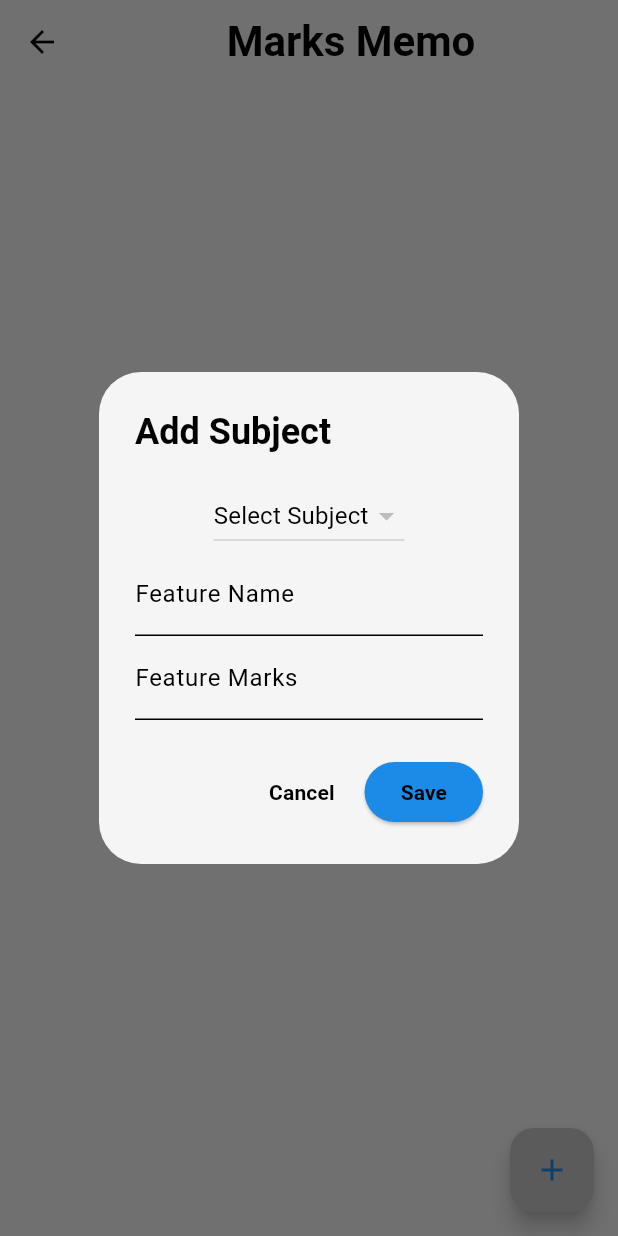
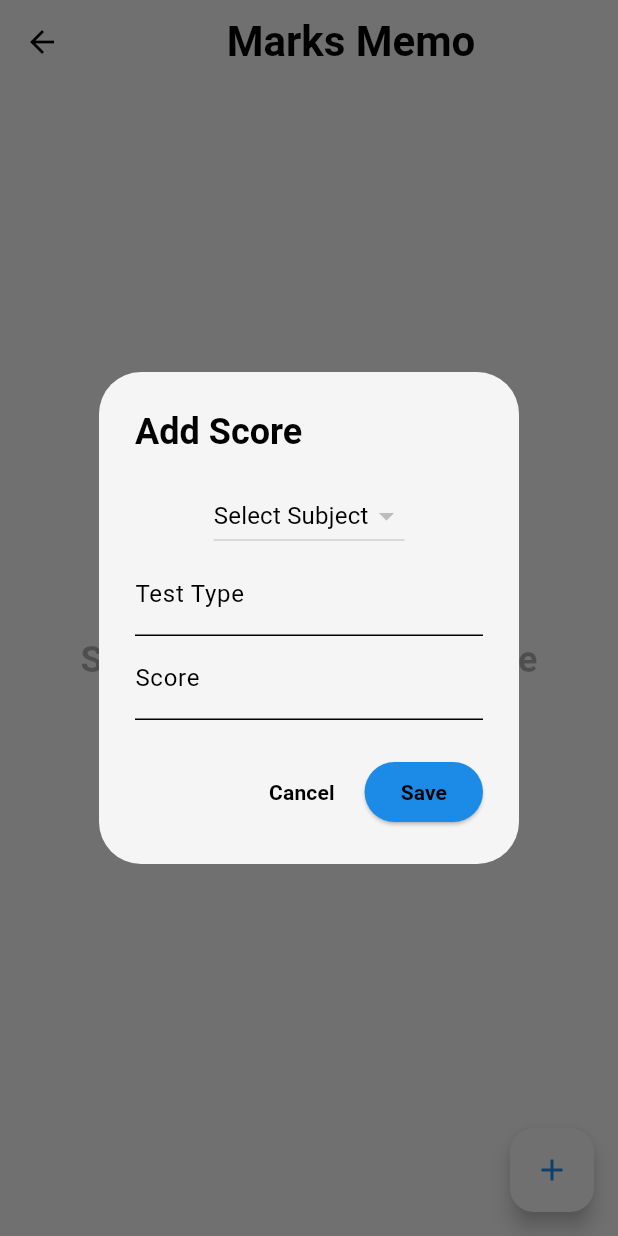
Before and after one commit to Adamkoda2306/Absentees, a Flutter app: the Marksmemo screen opened directly, after a tap on the "add" icon, on a phone screen of 412 x 824 dp. Run offline on Flutter 3.47's test engine with Material 3 defaults, Android fonts, the phone set to English and light mode, and no system bars; our stand-ins replace carousel_slider, pie_chart, shared_preferences, sliding_clipped_nav_bar, sqflite; accounts and stored records are empty.

Commit message:
V2.0 Completed

```diff
--- a/absentees_test/lib/database/marksdata.dart
+++ b/absentees_test/lib/database/marksdata.dart
@@ -1,3 +1,4 @@
+import 'dart:developer'; // Import the log framework
 import 'package:sqflite/sqflite.dart';
 import 'package:path/path.dart';
 
@@ -30,6 +31,7 @@ class DBHelper {
             featureMarks INTEGER
           )
         ''');
+        log('Database created with table Marks', name: 'DBHelper');
       },
       onUpgrade: (db, oldVersion, newVersion) async {
         if (oldVersion < 2) {
@@ -37,6 +39,7 @@ class DBHelper {
           await db.execute('''
             ALTER TABLE Marks ADD COLUMN featureName TEXT;
           ''');
+          log('Database upgraded to version $newVersion', name: 'DBHelper');
         }
       },
     );
@@ -51,26 +54,34 @@ class DBHelper {
       'featureName': featureName,
       'featureMarks': featureMarks,
     });
-    print(
-        "Data Added: ID=$id, Subject=$subjectName, Feature=$featureName, Marks=$featureMarks");
+    log("Data Added: ID=$id, Subject=$subjectName, Feature=$featureName, Marks=$featureMarks",
+        name: 'DBHelper');
     return id;
   }
 
   // Get all marks data
   Future<List<Map<String, dynamic>>> getMarks() async {
     final db = await database;
-    return await db.query('Marks');
+    List<Map<String, dynamic>> marks = await db.query('Marks');
+    log('Fetched marks data: ${marks.length} entries', name: 'DBHelper');
+    return marks;
   }
 
   // Update the feature marks of a specific entry
   Future<int> updateFeature(int id, Map<String, dynamic> data) async {
     final db = await database;
-    return await db.update('Marks', data, where: 'id = ?', whereArgs: [id]);
+    int rowsAffected =
+        await db.update('Marks', data, where: 'id = ?', whereArgs: [id]);
+    log('Updated entry ID=$id with data=$data', name: 'DBHelper');
+    return rowsAffected;
   }
 
   // Delete a mark entry
   Future<int> deleteMark(int id) async {
     final db = await database;
-    return await db.delete('Marks', where: 'id = ?', whereArgs: [id]);
+    int rowsDeleted =
+        await db.delete('Marks', where: 'id = ?', whereArgs: [id]);
+    log('Deleted entry ID=$id', name: 'DBHelper');
+    return rowsDeleted;
   }
 }
--- a/absentees_test/lib/pages/actionhistory.dart
+++ b/absentees_test/lib/pages/actionhistory.dart
@@ -61,7 +61,7 @@ class _AttendanceHistoryState extends State<AttendanceHistory> {
       appBar: AppBar(
         backgroundColor: Colors.transparent,
         title: Text(
-          'Attendance History',
+          'Action History',
           style: TextStyle(
             color: inversePrimaryColor,
           ),
--- a/absentees_test/lib/pages/attendancereport.dart
+++ b/absentees_test/lib/pages/attendancereport.dart
@@ -1,3 +1,5 @@
+// ignore_for_file: non_constant_identifier_names
+
 import 'package:flutter/material.dart';
 import 'package:shared_preferences/shared_preferences.dart';
 
@@ -195,7 +197,7 @@ class _AttendancereportState extends State<Attendancereport> {
             Padding(
               padding: const EdgeInsets.fromLTRB(15.0, 0, 0, 0),
               child: Text(
-                "Cummulative \nAttendance Report:",
+                "Overview:",
                 style: TextStyle(
                   fontSize: 20,
                   fontWeight: FontWeight.bold,
--- a/absentees_test/lib/pages/marksmemo.dart
+++ b/absentees_test/lib/pages/marksmemo.dart
@@ -1,5 +1,6 @@
 import 'package:flutter/material.dart';
 import 'package:flutter/services.dart';
+import 'dart:developer' as developer;
 import 'package:shared_preferences/shared_preferences.dart';
 import '../database/marksdata.dart';
 import '../database/subjectdata.dart';
@@ -65,7 +66,7 @@ class _MarksMemoState extends State<Marksmemo> {
             Theme.of(context).colorScheme.inversePrimary;
         return AlertDialog(
           title: Text(
-            mark != null ? 'Edit Feature Marks' : 'Add Subject',
+            mark != null ? 'Edit Score' : 'Add Score',
             style: TextStyle(
               color: inversePrimaryColor,
             ),
@@ -98,7 +99,8 @@ class _MarksMemoState extends State<Marksmemo> {
                   onChanged: (String? newSubject) {
                     setState(() {
                       selectedSubject = newSubject;
-                      print('Subject Selected: $selectedSubject');
+                      developer.log('Subject Selected: $selectedSubject',
+                          name: 'MarksMemo');
                     });
                     Navigator.of(ctx)
                         .pop(); // Close the dialog immediately after selection
@@ -110,7 +112,7 @@ class _MarksMemoState extends State<Marksmemo> {
                 TextField(
                   controller: featureNameController,
                   decoration: InputDecoration(
-                    labelText: 'Feature Name',
+                    labelText: 'Test Type',
                     labelStyle: TextStyle(
                       color: inversePrimaryColor,
                     ),
@@ -135,7 +137,7 @@ class _MarksMemoState extends State<Marksmemo> {
                   controller: featureMarksController,
                   keyboardType: TextInputType.number,
                   decoration: InputDecoration(
-                    labelText: 'Feature Marks',
+                    labelText: 'Score',
                     labelStyle: TextStyle(
                       color: inversePrimaryColor,
                     ),
@@ -191,10 +193,11 @@ class _MarksMemoState extends State<Marksmemo> {
                     // Insert new subject with the provided feature and marks
                     int id = await _dbHelper.insertSubjectWithFeature(
                         selectedSubject!, featureName, featureMarks);
-                    print('Inserted ID: $id');
+                    developer.log('Inserted ID: $id', name: 'MarksMemo');
                   } else {
                     // Update existing feature marks
                     await _dbHelper.updateFeature(mark['id'], {
+                      'subjectName': selectedSubject,
                       'featureName': featureName,
                       'featureMarks': featureMarks,
                     });
@@ -254,7 +257,24 @@ class _MarksMemoState extends State<Marksmemo> {
           ),
         )),
       ),
-      body: Padding(
+      body: _marks.isEmpty
+          ? Center(
+              child: Padding(
+                padding: const EdgeInsets.all(8.0),
+                child: Text(
+                  'Store your Test Scores here',
+                  style: TextStyle(
+                    color: Theme.of(context)
+                        .colorScheme
+                        .inversePrimary
+                        .withOpacity(0.3),
+                    fontSize: 24,
+                    fontWeight: FontWeight.bold,
+                  ),
+                ),
+              ),
+            )
+          : Padding(
               padding: const EdgeInsets.all(8.0),
               child: ListView.builder(
                 itemCount: _marks.length,
@@ -264,8 +284,8 @@ class _MarksMemoState extends State<Marksmemo> {
                     key: Key(mark['id'].toString()),
                     background: Container(
                       decoration: BoxDecoration(
-                  color: Colors.red.withOpacity(0.8), // Attractive red color
-                  borderRadius: BorderRadius.circular(12), // Round corners
+                        color: Colors.red.withOpacity(0.8),
+                        borderRadius: BorderRadius.circular(12),
                       ),
                       alignment: Alignment.centerRight,
                       padding: const EdgeInsets.all(16),
@@ -294,7 +314,8 @@ class _MarksMemoState extends State<Marksmemo> {
                             ),
                             actions: <Widget>[
                               TextButton(
-                          onPressed: () => Navigator.of(context).pop(false),
+                                onPressed: () =>
+                                    Navigator.of(context).pop(false),
                                 child: Text(
                                   'Cancel',
                                   style: TextStyle(
@@ -303,7 +324,8 @@ class _MarksMemoState extends State<Marksmemo> {
                                 ),
                               ),
                               TextButton(
-                          onPressed: () => Navigator.of(context).pop(true),
+                                onPressed: () =>
+                                    Navigator.of(context).pop(true),
                                 child: const Text(
                                   'Delete',
                                   style: TextStyle(
@@ -321,7 +343,7 @@ class _MarksMemoState extends State<Marksmemo> {
                       color: primaryColor,
                       margin: const EdgeInsets.symmetric(vertical: 8),
                       shape: RoundedRectangleBorder(
-                  borderRadius: BorderRadius.circular(12), // Round corners
+                        borderRadius: BorderRadius.circular(12),
                       ),
                       child: ListTile(
                         contentPadding: const EdgeInsets.all(8.0),
--- a/absentees_test/lib/themes/darkmode.dart
+++ b/absentees_test/lib/themes/darkmode.dart
@@ -4,9 +4,9 @@ final colorsurface = Colors.grey.shade100;
 
 ThemeData darkMode = ThemeData(
   colorScheme: ColorScheme.light(
-    surface: Color.fromARGB(223, 30, 30, 31),
-    primary: Color.fromARGB(255, 43, 43, 43),
-    secondary: Color.fromARGB(255, 27, 139, 231),
+    surface: const Color.fromARGB(223, 30, 30, 31),
+    primary: const Color.fromARGB(255, 43, 43, 43),
+    secondary: const Color.fromARGB(255, 27, 139, 231),
     inversePrimary: Colors.white.withOpacity(0.8),
   ),
   appBarTheme: AppBarTheme(
--- a/absentees_test/lib/themes/lightmode.dart
+++ b/absentees_test/lib/themes/lightmode.dart
@@ -5,8 +5,8 @@ final colorsurface = Colors.grey.shade100;
 ThemeData lightMode = ThemeData(
   colorScheme: ColorScheme.light(
     surface: Colors.grey.shade100,
-    primary: Color.fromRGBO(198, 199, 199, 1),
-    secondary: Color.fromARGB(255, 27, 139, 231),
+    primary: Colors.grey.shade100,
+    secondary: const Color.fromARGB(255, 27, 139, 231),
     inversePrimary: Colors.black,
   ),
   appBarTheme: AppBarTheme(
--- a/absentees_test/pubspec.yaml
+++ b/absentees_test/pubspec.yaml
@@ -1,4 +1,4 @@
-name: absentees_test
+name: Absentees
 description: "A new Flutter project."
 publish_to: 'none'
 version: 1.0.0+1
```
Also changed, not shown: absentees_test/lib/database/classesdata.dart (+10 -21 lines), absentees_test/lib/models/actionhistorymodel.dart (+35 -39 lines), absentees_test/lib/pages/homepage.dart (+4 -4 lines), absentees_test/lib/pages/subjectpage.dart (+60 -114 lines), 2 other files. Lines whose indentation alone changed are shown as unchanged.
